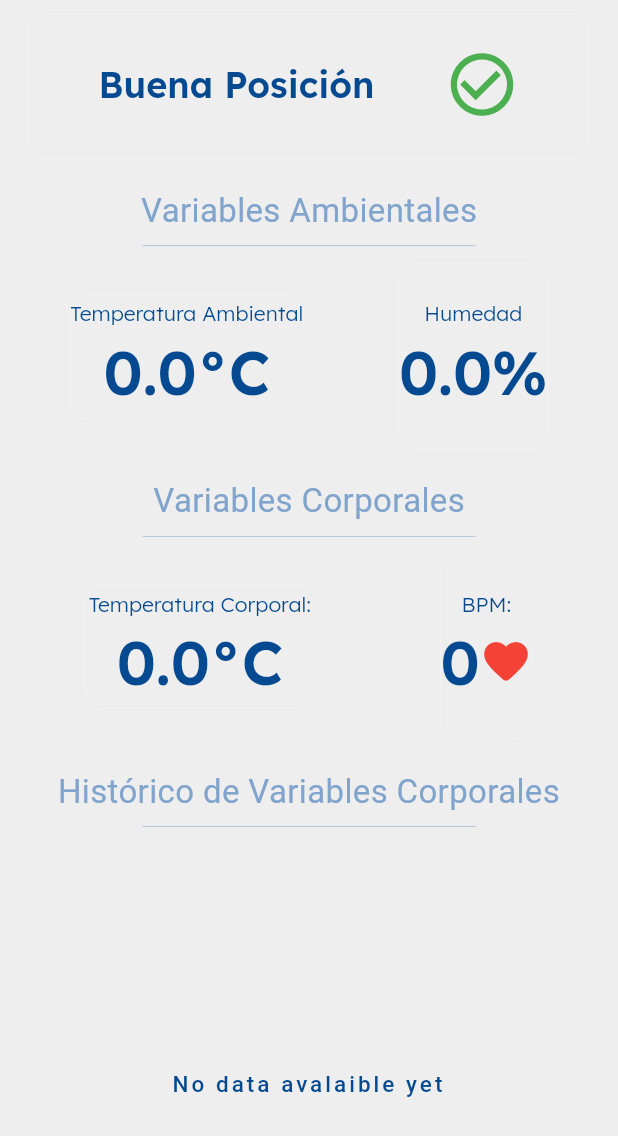
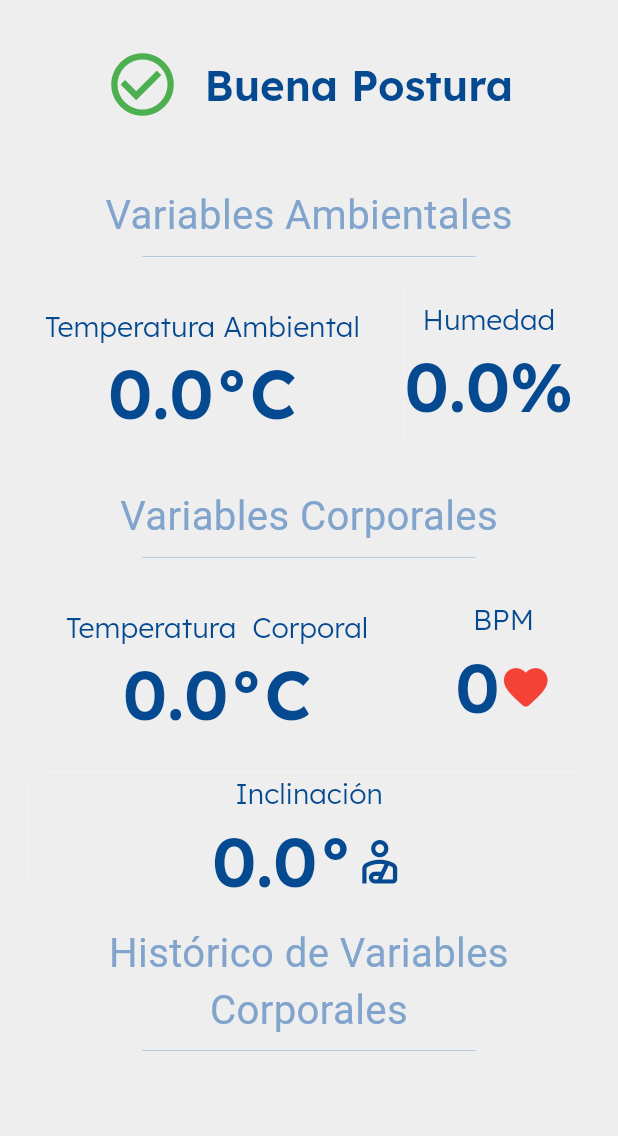
Before and after one commit to josenavarrojm/smart_clothing_app, a Flutter app: the HomeUserWorker widget shown alone on an empty page, opened directly with empty values, on a phone screen of 412 x 824 dp. Shown: the top 1136 px of the screen. Run offline on Flutter 3.47's test engine with Material 3 defaults, Android fonts, the phone set to English and light mode, and no system bars; our stand-ins replace cloud_firestore, connectivity_plus, csv, firebase_core, flutter_blue_plus, flutter_local_notifications and 8 more; missing offline and left inert: bcrypt, flutter_reactive_ble, mongo_dart, mqtt_client; accounts and stored records are empty.

Commit message:
Define range for alerts

```diff
--- a/lib/views/home_user_worker.dart
+++ b/lib/views/home_user_worker.dart
@@ -3,32 +3,15 @@ import 'package:flutter/services.dart';
 import 'package:google_fonts/google_fonts.dart';
 import 'package:smartclothingproject/components/charts.dart';
 import 'package:smartclothingproject/components/historic_chart_card.dart';
-// import 'package:smartclothingproject/components/charts_column.dart';
-// import 'package:smartclothingproject/controllers/BLE/bluetooth_services.dart';
 import 'package:smartclothingproject/functions/bluetooth_notifier_data.dart';
 import 'package:smartclothingproject/functions/load_csv_data.dart';
 import 'package:smartclothingproject/models/user_model.dart';
-
-// final mqttService = MqttService();
-// void mqttProcess() async {
-//   await mqttService.connect(
-//       '192.168.88.253', 1883, 'mqttx_App', 'pasante', '1234');
-//   mqttService.subscribe('esp32/test');
-//   mqttService.listenToMessages();
-//   mqttService.publishMessage('esp32/test', 'Hello ESP32!');
-// }
 
 class HomeUserWorker extends StatefulWidget {
   final UserModel user;
   final BlDataNotifier blDataNotifier;
   const HomeUserWorker(
-      {super.key, required this.blDataNotifier, required this.user
-      /*required this.isSelected,
-    required this.icon,
-    this.duration = const Duration(milliseconds: 200),
-    this.gradientColors = const [Colors.transparent, Colors.transparent],
-    this.padding = const EdgeInsets.symmetric(horizontal: 0.0, vertical: 3.0),*/
-      });
+      {super.key, required this.blDataNotifier, required this.user});
 
   @override
   _HomeUserWorker createState() => _HomeUserWorker();
@@ -53,6 +36,9 @@ class _HomeUserWorker extends State<HomeUserWorker> {
   Widget build(BuildContext context) {
     double screenWidth = MediaQuery.of(context).size.width;
     double screenHeight = MediaQuery.of(context).size.height;
+    double variablesTextSize = screenWidth * 0.046;
+    double dataTextSize = screenWidth * 0.11;
+    double subtitleSize = screenWidth * 0.065;
 
     final double tempCorpValue =
         double.tryParse(widget.blDataNotifier.temperatureCorporalData) ?? 0.0;
@@ -63,6 +49,8 @@ class _HomeUserWorker extends State<HomeUserWorker> {
     final double timeData =
         double.tryParse(widget.blDataNotifier.timeData) ?? 0.0;
     final int bpmData = int.tryParse(widget.blDataNotifier.bpmData) ?? 0;
+    final double anglePosition =
+        double.tryParse(widget.blDataNotifier.accelerometerXData) ?? 0.0;
 
     // Formatea la fecha y hora (puedes personalizar el formato)
     String formattedDate = widget.blDataNotifier.dateTimeData;
@@ -98,23 +86,41 @@ class _HomeUserWorker extends State<HomeUserWorker> {
                       //     vertical: 15, horizontal: 35),
                       // width: screenWidth * 0.6,
                       height: screenHeight * 0.12,
+                      width: screenWidth * 0.7,
                       alignment: Alignment.center,
                       child: Row(
-                        mainAxisAlignment: MainAxisAlignment.spaceEvenly,
+                        mainAxisAlignment: MainAxisAlignment.spaceAround,
                         children: [
+                          (double.tryParse(BlDataNotifier()
+                                          .accelerometerXData)! <=
+                                      45.0 &&
+                                  double.tryParse(BlDataNotifier()
+                                          .accelerometerXData)! >=
+                                      0.0)
+                              ? const Icon(
+                                  Icons.check_circle_outline,
+                                  size: 50,
+                                  color: Colors.green,
+                                )
+                              : Icon(
+                                  Icons.warning_rounded,
+                                  size: 50,
+                                  color: Theme.of(context).colorScheme.tertiary,
+                                ),
                           Text(
-                            'Buena Posición',
+                            (double.tryParse(BlDataNotifier()
+                                            .accelerometerXData)! <=
+                                        45.0 &&
+                                    double.tryParse(BlDataNotifier()
+                                            .accelerometerXData)! >=
+                                        0.0)
+                                ? 'Buena Postura'
+                                : 'Mala Postura',
                             style: GoogleFonts.lexend(
-                                fontSize: 24,
+                                fontSize: 28,
                                 letterSpacing: 0,
                                 fontWeight: FontWeight.w600,
                                 color: Theme.of(context).primaryColor),
-                          ),
-                          const Icon(
-                            Icons.check_circle_outline,
-                            size: 50,
-                            color: Colors.green,
-                            // color: Theme.of(context).colorScheme.secondary,
                           ),
                         ],
                       )),
@@ -128,7 +134,7 @@ class _HomeUserWorker extends State<HomeUserWorker> {
                   'Variables Ambientales',
                   style: GoogleFonts.wixMadeforText(
                       color: Theme.of(context).primaryColorLight,
-                      fontSize: 22,
+                      fontSize: subtitleSize,
                       fontWeight: FontWeight.w400,
                       wordSpacing: 0),
                 ),
@@ -170,7 +176,7 @@ class _HomeUserWorker extends State<HomeUserWorker> {
                                 textAlign: TextAlign.center,
                                 'Temperatura Ambiental',
                                 style: GoogleFonts.lexend(
-                                    fontSize: 14,
+                                    fontSize: variablesTextSize,
                                     letterSpacing: 0,
                                     fontWeight: FontWeight.w300,
                                     color: Theme.of(context).primaryColor),
@@ -178,7 +184,7 @@ class _HomeUserWorker extends State<HomeUserWorker> {
                               Text(
                                 '${(tempAmbValue * 10).ceil() / 10}°C',
                                 style: GoogleFonts.lexend(
-                                    fontSize: 40,
+                                    fontSize: dataTextSize,
                                     letterSpacing: 0,
                                     fontWeight: FontWeight.w600,
                                     color: Theme.of(context).primaryColor),
@@ -212,7 +218,7 @@ class _HomeUserWorker extends State<HomeUserWorker> {
                                 textAlign: TextAlign.center,
                                 'Humedad',
                                 style: GoogleFonts.lexend(
-                                    fontSize: 14,
+                                    fontSize: variablesTextSize,
                                     letterSpacing: 0,
                                     fontWeight: FontWeight.w300,
                                     color: Theme.of(context).primaryColor),
@@ -220,7 +226,7 @@ class _HomeUserWorker extends State<HomeUserWorker> {
                               Text(
                                 '${(humidityValue * 10).ceil() / 10}%',
                                 style: GoogleFonts.lexend(
-                                    fontSize: 40,
+                                    fontSize: dataTextSize,
                                     letterSpacing: 0,
                                     fontWeight: FontWeight.w600,
                                     color: Theme.of(context).primaryColor),
@@ -239,7 +245,7 @@ class _HomeUserWorker extends State<HomeUserWorker> {
                   'Variables Corporales',
                   style: GoogleFonts.wixMadeforText(
                       color: Theme.of(context).primaryColorLight,
-                      fontSize: 22,
+                      fontSize: subtitleSize,
                       fontWeight: FontWeight.w400,
                       wordSpacing: 0),
                 ),
@@ -279,9 +285,9 @@ class _HomeUserWorker extends State<HomeUserWorker> {
                             children: [
                               Text(
                                 textAlign: TextAlign.center,
-                                'Temperatura Corporal: ',
+                                'Temperatura  Corporal',
                                 style: GoogleFonts.lexend(
-                                    fontSize: 14,
+                                    fontSize: variablesTextSize,
                                     letterSpacing: 0,
                                     fontWeight: FontWeight.w300,
                                     color: Theme.of(context).primaryColor),
@@ -289,7 +295,7 @@ class _HomeUserWorker extends State<HomeUserWorker> {
                               Text(
                                 '${(tempCorpValue * 10).ceil() / 10}°C',
                                 style: GoogleFonts.lexend(
-                                    fontSize: 40,
+                                    fontSize: dataTextSize,
                                     letterSpacing: 0,
                                     fontWeight: FontWeight.w600,
                                     color: Theme.of(context).primaryColor),
@@ -320,10 +326,10 @@ class _HomeUserWorker extends State<HomeUserWorker> {
                             mainAxisAlignment: MainAxisAlignment.center,
                             children: [
                               Text(
-                                'BPM:',
+                                'BPM',
                                 textAlign: TextAlign.center,
                                 style: GoogleFonts.lexend(
-                                    fontSize: 14,
+                                    fontSize: variablesTextSize,
                                     letterSpacing: 0,
                                     fontWeight: FontWeight.w300,
                                     color: Theme.of(context).primaryColor),
@@ -334,7 +340,7 @@ class _HomeUserWorker extends State<HomeUserWorker> {
                                     '$bpmData',
                                     textAlign: TextAlign.center,
                                     style: GoogleFonts.lexend(
-                                        fontSize: 40,
+                                        fontSize: dataTextSize,
                                         letterSpacing: 0,
                                         fontWeight: FontWeight.w600,
                                         color: Theme.of(context).primaryColor),
@@ -351,6 +357,55 @@ class _HomeUserWorker extends State<HomeUserWorker> {
                     ),
                   ],
                 ),
+              ),
+              Card(
+                shape: RoundedRectangleBorder(
+                  borderRadius:
+                      BorderRadius.circular(10), // Esquinas redondeadas
+                ),
+                elevation: 0,
+                child: AnimatedContainer(
+                    decoration: BoxDecoration(
+                      color: Theme.of(context).scaffoldBackgroundColor,
+                      // Esquinas redondeadas
+                      // border: Border.all(
+                      //     color: Colors.black, width: 2), // Borde opcional
+                    ),
+                    duration: const Duration(milliseconds: 250),
+                    // padding: const EdgeInsets.symmetric(
+                    //     vertical: 15, horizontal: 35),
+                    // width: screenWidth * 0.4,
+                    height: screenHeight * 0.1,
+                    alignment: Alignment.center,
+                    child: Column(
+                      mainAxisAlignment: MainAxisAlignment.center,
+                      children: [
+                        Text(
+                          textAlign: TextAlign.center,
+                          'Inclinación',
+                          style: GoogleFonts.lexend(
+                              fontSize: variablesTextSize,
+                              letterSpacing: 0,
+                              fontWeight: FontWeight.w300,
+                              color: Theme.of(context).primaryColor),
+                        ),
+                        Row(
+                          mainAxisAlignment: MainAxisAlignment.center,
+                          children: [
+                            Text(
+                              '${(anglePosition * 10).ceil() / 10}°',
+                              style: GoogleFonts.lexend(
+                                  fontSize: dataTextSize,
+                                  letterSpacing: 0,
+                                  fontWeight: FontWeight.w600,
+                                  color: Theme.of(context).primaryColor),
+                            ),
+                            Icon(Icons.personal_injury_outlined,
+                                color: Theme.of(context).primaryColor, size: 35)
+                          ],
+                        )
+                      ],
+                    )),
               ),
               const SizedBox(
                 height: 15,
@@ -379,7 +434,7 @@ class _HomeUserWorker extends State<HomeUserWorker> {
                   'Histórico de Variables Corporales',
                   style: GoogleFonts.wixMadeforText(
                       color: Theme.of(context).primaryColorLight,
-                      fontSize: 22,
+                      fontSize: subtitleSize,
                       fontWeight: FontWeight.w400,
                       wordSpacing: 0),
                   textAlign: TextAlign.center,
--- a/lib/views/notification_panel.dart
+++ b/lib/views/notification_panel.dart
@@ -174,7 +174,7 @@ class _NotificationPanelState extends State<NotificationPanel> {
                       ),
                       child: ListTile(
                         leading: Text(
-                          "${alerts[index].hour}:${alerts[index].minute}",
+                          "${alerts[index].hour}:${int.parse(alerts[index].minute) < 10 ? '0${alerts[index].minute}' : alerts[index].minute}",
                           style: GoogleFonts.lexend(
                               fontSize: 16,
                               letterSpacing: 0,
```
Also changed, not shown: lib/controllers/BLE/bluetooth_services.dart (+69 -0 lines), lib/views/logged_user_page.dart (+12 -30 lines).
